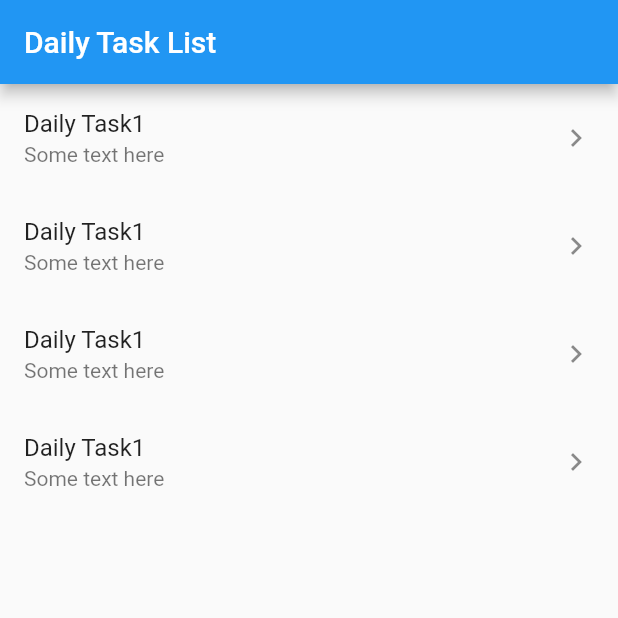
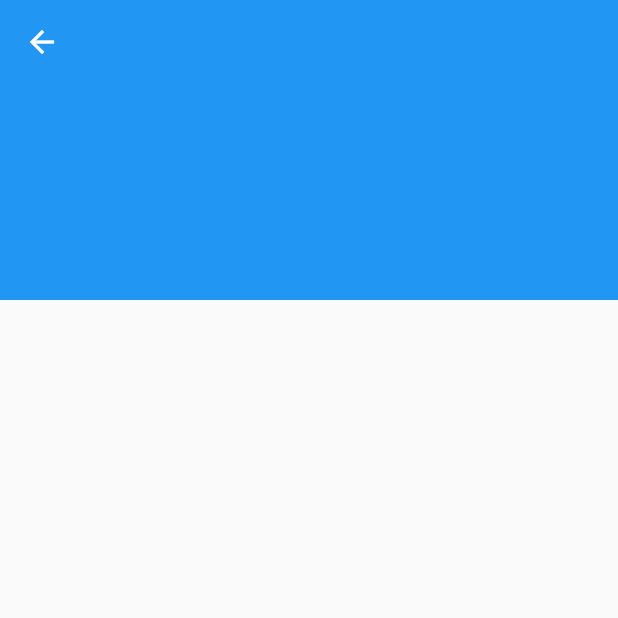
Before and after one commit to lohenyumnam/intern_daily_task, a Flutter app: the screen it shows after launch, after a tap on "Daily Task1", on a phone screen of 412 x 824 dp, the top half of it. Run offline on Flutter 3.47's test engine with Material 2 defaults, Android fonts, the phone set to English and light mode, and no system bars.

```diff
--- a/lib/src/app/app.dart
+++ b/lib/src/app/app.dart
@@ -10,6 +10,7 @@ class MyApp extends StatelessWidget {
   @override
   Widget build(BuildContext context) {
     return MaterialApp(
+      debugShowCheckedModeBanner: false,
       theme: ThemeData(),
       home: const DailyTaskPage(),
     );
--- a/lib/src/daily_task/page/daily_task.page.dart
+++ b/lib/src/daily_task/page/daily_task.page.dart
@@ -1,6 +1,7 @@
 import 'dart:developer';
 
 import 'package:flutter/material.dart';
+import 'package:intern_daily_task/src/daily_task/page/travelApp/travel_app.dart';
 
 class DailyTaskPage extends StatelessWidget {
   const DailyTaskPage({Key? key}) : super(key: key);
@@ -18,7 +19,8 @@ class DailyTaskPage extends StatelessWidget {
             subtitle: const Text('Some text here'),
             trailing: const Icon(Icons.chevron_right),
             onTap: () {
-              log('Do something here');
+              Navigator.push(context,
+                  MaterialPageRoute(builder: (context) => const TravelApp()));
             },
           ),
           ListTile(
--- /dev/null
+++ b/lib/src/daily_task/page/travelApp/travel_app.dart
@@ -0,0 +1,16 @@
+import 'package:flutter/material.dart';
+
+class TravelApp extends StatelessWidget {
+  const TravelApp({Key? key}) : super(key: key);
+
+  @override
+  Widget build(BuildContext context) {
+    return const Scaffold(
+      body: CustomScrollView(slivers: [
+        SliverAppBar(
+          expandedHeight: 200,
+        ),
+      ]),
+    );
+  }
+}
```
